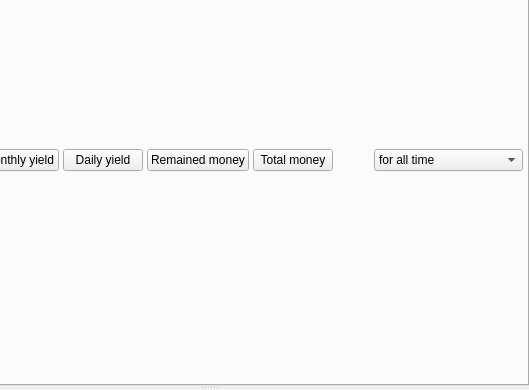
Qt form app/src/widgets/decisionmakerwidget/decisionmakerwidget.ui (Gris87/TInvestor) before a commit; both pictures show x 111 to 640 and y 90 to 480 of the 640 by 480 pixel window.
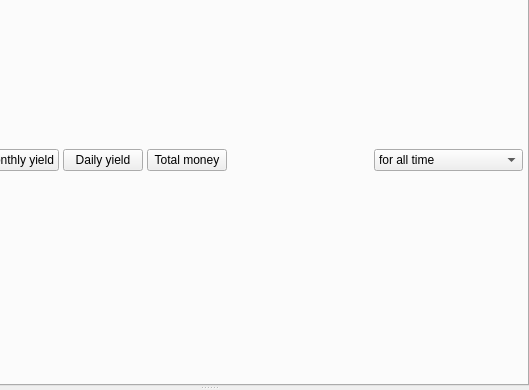
The same form after that commit. The open tabs and pages were chosen to show the change. Custom widgets are drawn as their Qt base class.

Commit message: Remove chart for remaining money

The edit to the form file:
```diff
--- a/app/src/widgets/decisionmakerwidget/decisionmakerwidget.ui
+++ b/app/src/widgets/decisionmakerwidget/decisionmakerwidget.ui
@@ -179,19 +179,6 @@
                 </property>
                </widget>
               </item>
-              <item>
-               <widget class="QPushButton" name="remainedMoneyButton">
-                <property name="text">
-                 <string>Remained money</string>
-                </property>
-                <property name="checkable">
-                 <bool>true</bool>
-                </property>
-                <property name="checked">
-                 <bool>false</bool>
-                </property>
-               </widget>
-              </item>
               <item>
                <widget class="QPushButton" name="totalMoneyButton">
                 <property name="text">
```
The commit also changes 26 other files.
